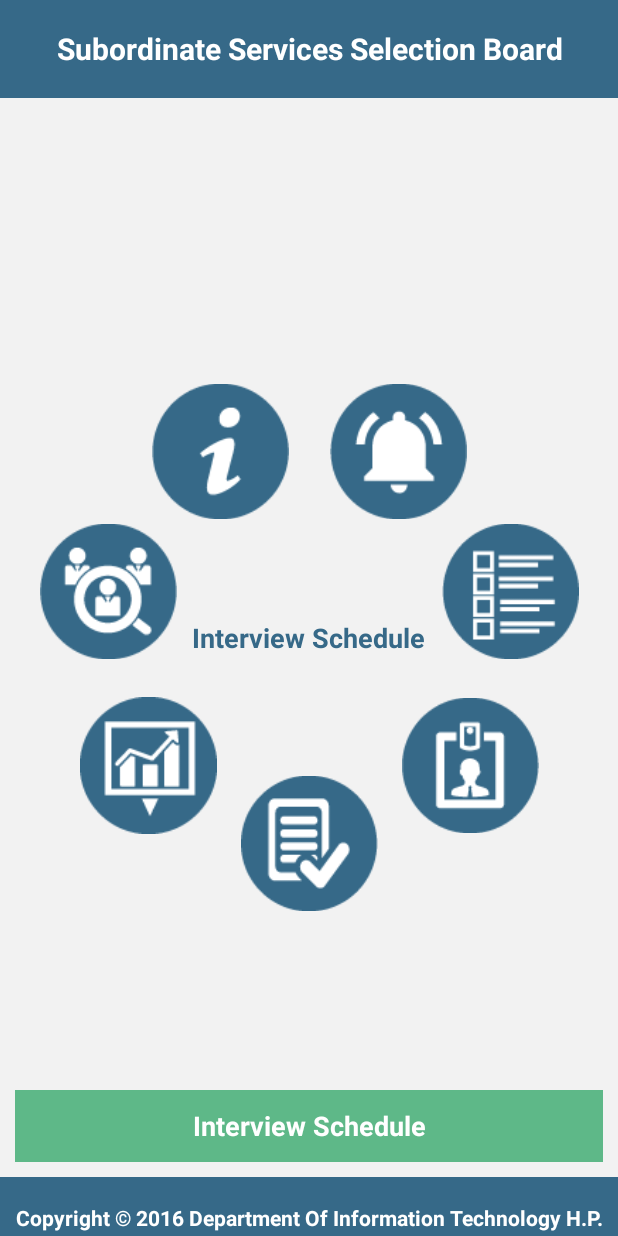
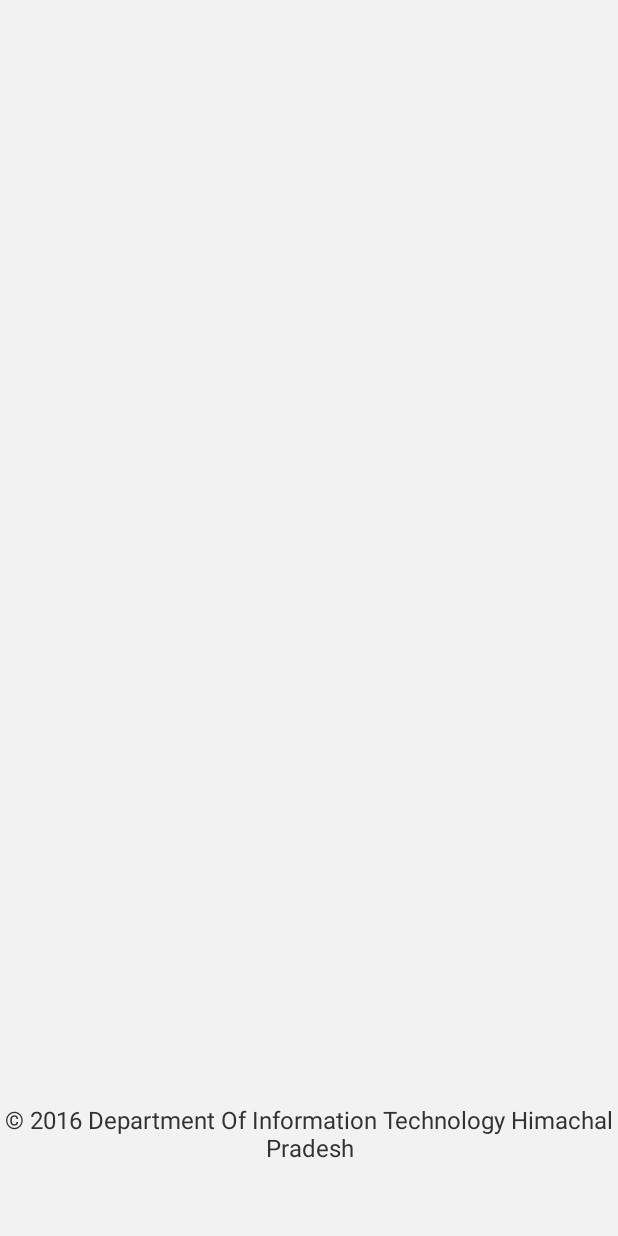
Before and after one commit to KushKD/HP_SSSB, an Android app: the first screen one second after launch (HPSSSB_MAIN before the commit, SplashScreen after it), on a phone screen of 412 x 824 dp. Run offline under Robolectric (Android 15) with nearby library versions, the phone set to English and light mode, and no system bars; our stand-ins replace CircleImageView.

Commit message:
File Check and Splash Screen Added.Code not Tested in emulator.

```diff
--- a/app/src/main/java/hp/dit/hpsssb/aadhaar/com/hpsssb/Vacancies_List.java
+++ b/app/src/main/java/hp/dit/hpsssb/aadhaar/com/hpsssb/Vacancies_List.java
@@ -157,7 +157,7 @@ public class Vacancies_List extends Activity {
         protected void onPostExecute(String result) {
             super.onPostExecute(result);
             Log.d("== Date From Server ==",result);
-            vacancies_Server = UserJson_FiveParameters.parseFeed(result);
+            vacancies_Server = Vacancy_JSON.parseFeed(result);
             if(vacancies_Server.isEmpty()){
                 Toast.makeText(getApplicationContext(),"Empty List",Toast.LENGTH_LONG).show();
             }else
--- a/app/src/main/java/hp/dit/hpsssb/aadhaar/com/hpsssb/UserJson_FiveParameters.java
+++ b/app/src/main/java/hp/dit/hpsssb/aadhaar/com/hpsssb/Vacancy_JSON.java
@@ -14,7 +14,7 @@ import java.util.List;
 /**
  * Created by KD on 7/28/2015.
  */
-public class UserJson_FiveParameters {
+public class Vacancy_JSON {
 
     public static List<VacancyPOJO> parseFeed(String content) {
 
--- /dev/null
+++ b/app/src/main/res/layout/activity_splash_screen.xml
@@ -0,0 +1,66 @@
+<?xml version="1.0" encoding="utf-8"?>
+<LinearLayout
+    xmlns:android="http://schemas.android.com/apk/res/android"
+    android:id="@+id/rightLayout"
+    android:layout_width="match_parent"
+    android:layout_height="match_parent"
+    android:orientation="vertical"
+    android:background="#f2f2f2"
+    android:weightSum="3">
+
+    <!-- ImageView -->
+
+    <LinearLayout
+        android:id="@+id/lay1"
+        android:layout_width="match_parent"
+        android:layout_height="0dp"
+        android:layout_weight="0.5"
+        android:layout_margin="5dp"
+        android:gravity="right|center_vertical|center_horizontal"
+        android:orientation="horizontal">
+
+        <LinearLayout
+            android:layout_width="wrap_content"
+            android:layout_height="wrap_content">
+
+        </LinearLayout>
+
+
+    </LinearLayout>
+
+    <LinearLayout
+        android:id="@+id/laydetails"
+        android:layout_width="fill_parent"
+        android:layout_height="0dip"
+        android:gravity="center_vertical|center_horizontal|center"
+        android:layout_weight="2" >
+
+        <LinearLayout
+            android:gravity="center"
+            android:layout_width="wrap_content"
+            android:layout_height="wrap_content">
+
+        </LinearLayout>
+
+
+    </LinearLayout>
+
+
+    <!-- Button -->
+    <LinearLayout
+        android:id="@+id/lay3"
+        android:layout_width="fill_parent"
+        android:layout_height="0dip"
+        android:layout_weight=".5"
+        android:gravity="right|center_horizontal|center_vertical"
+        >
+
+        <TextView
+            android:layout_width="match_parent"
+            android:layout_height="wrap_content"
+            android:gravity="center"
+            android:text="\u00A9 2016 Department Of Information Technology Himachal Pradesh"
+            android:textSize="16sp"/>
+    </LinearLayout>
+
+</LinearLayout>
--- a/app/src/main/res/values/strings.xml
+++ b/app/src/main/res/values/strings.xml
@@ -24,4 +24,5 @@
     <string name="title_activity_admit_card">AdmitCard</string>
     <string name="title_activity_vacancies__list">Vacancies_List</string>
     <string name="title_activity_vacancy_details">VacancyDetails</string>
+    <string name="title_activity_splash_screen">SplashScreen</string>
 </resources>
```
Also changed, not shown: app/src/main/AndroidManifest.xml (+8 -2 lines), app/src/main/java/hp/dit/hpsssb/aadhaar/com/hpsssb/SplashScreen.java (added, +83 -0 lines).
